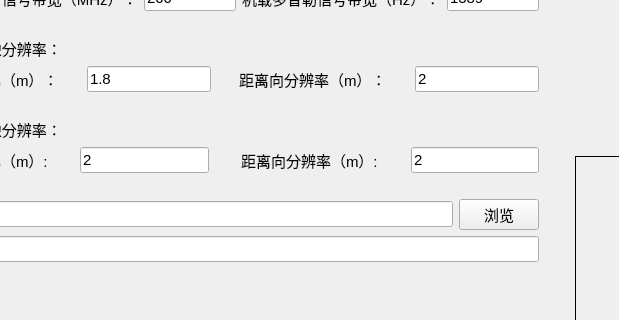
chongkuiqi/FTRP_app, file v1/sardeduction.ui: the form before one commit; both pictures show x 123 to 742 and y 192 to 512 of the 1368 by 799 pixel window.
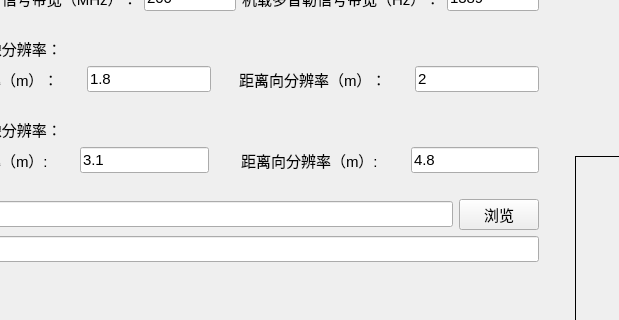
The form after the commit.

```diff
--- a/v1/sardeduction.ui
+++ b/v1/sardeduction.ui
@@ -380,7 +380,7 @@
              </font>
             </property>
             <property name="text">
-             <string>2</string>
+             <string>3.1</string>
             </property>
            </widget>
           </item>
@@ -430,7 +430,7 @@
              </font>
             </property>
             <property name="text">
-             <string>2</string>
+             <string>4.8</string>
             </property>
            </widget>
           </item>
```
